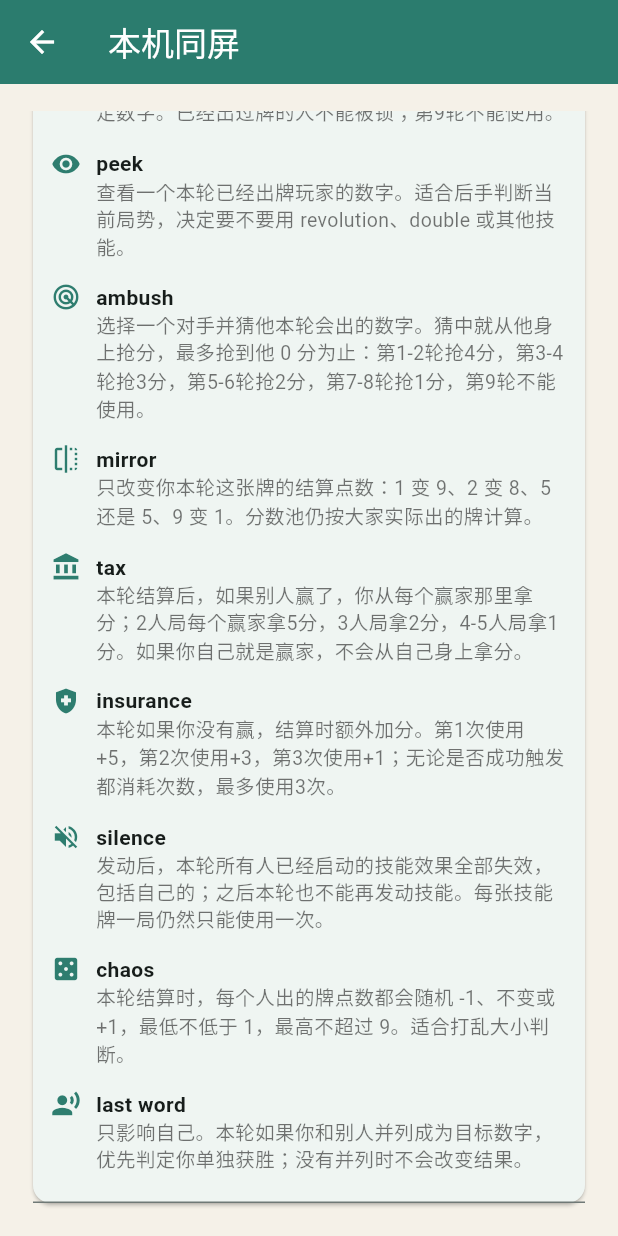
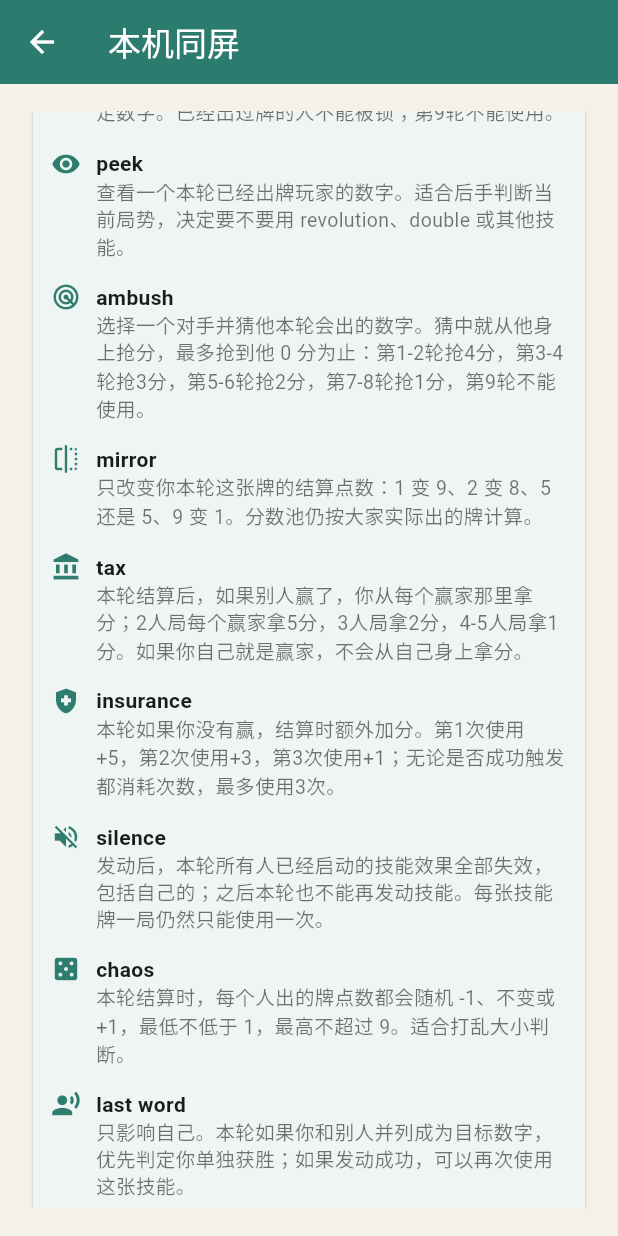
Before and after one commit to wzy884736285/jiupaiduofen, a Flutter app: the GamePage screen opened directly, scrolled down 727 dp, on a phone screen of 412 x 824 dp. Run offline on Flutter 3.47's test engine with Material 3 defaults, Android fonts, the phone set to English and light mode, and no system bars; our stand-ins replace supabase_flutter; accounts and stored records are empty.

Commit message:
Update last word description

```diff
--- a/lib/main.dart
+++ b/lib/main.dart
@@ -116,7 +116,7 @@ const skillDefinitions = {
     id: 'last_word',
     name: 'last word',
     description: '并列时优先赢',
-    detail: '只影响自己。本轮如果你和别人并列成为目标数字，优先判定你单独获胜；没有并列时不会改变结果。',
+    detail: '只影响自己。本轮如果你和别人并列成为目标数字，优先判定你单独获胜；如果发动成功，可以再次使用这张技能。',
     icon: Icons.record_voice_over,
   ),
 };
```
Also changed, not shown: 2 other files.
